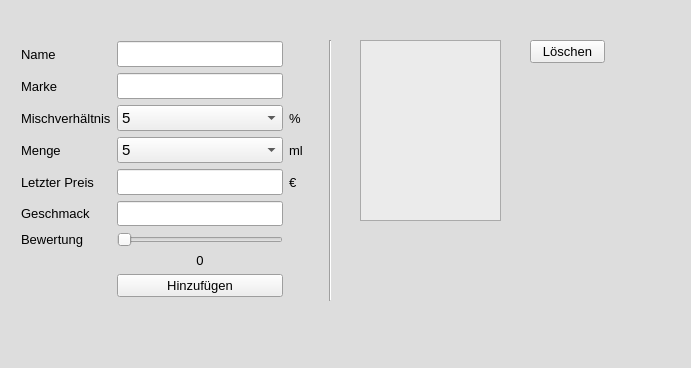
Qt form addaroma.ui (UnexperiencedDeveloper/LiquidVerwaltungV2) before a commit.
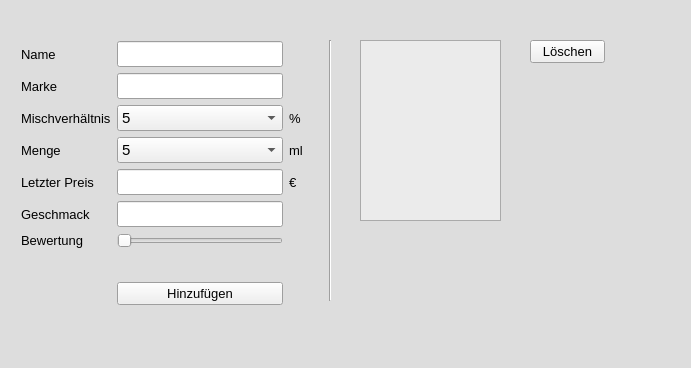
The same form after that commit. Icons and pictures are not drawn.

The edit to the form file:
```diff
--- a/addaroma.ui
+++ b/addaroma.ui
@@ -170,7 +170,7 @@
       <x>21</x>
       <y>41</y>
       <width>282</width>
-      <height>256</height>
+      <height>264</height>
      </rect>
     </property>
     <layout class="QGridLayout" name="gridLayout">
@@ -395,7 +395,7 @@
      <item row="7" column="1">
       <widget class="QLabel" name="lbl_sliderValue">
        <property name="text">
-        <string>0</string>
+        <string/>
        </property>
        <property name="textFormat">
         <enum>Qt::AutoText</enum>
```
Left out of the diff: 3 changed lines with no effect on the pictures.
